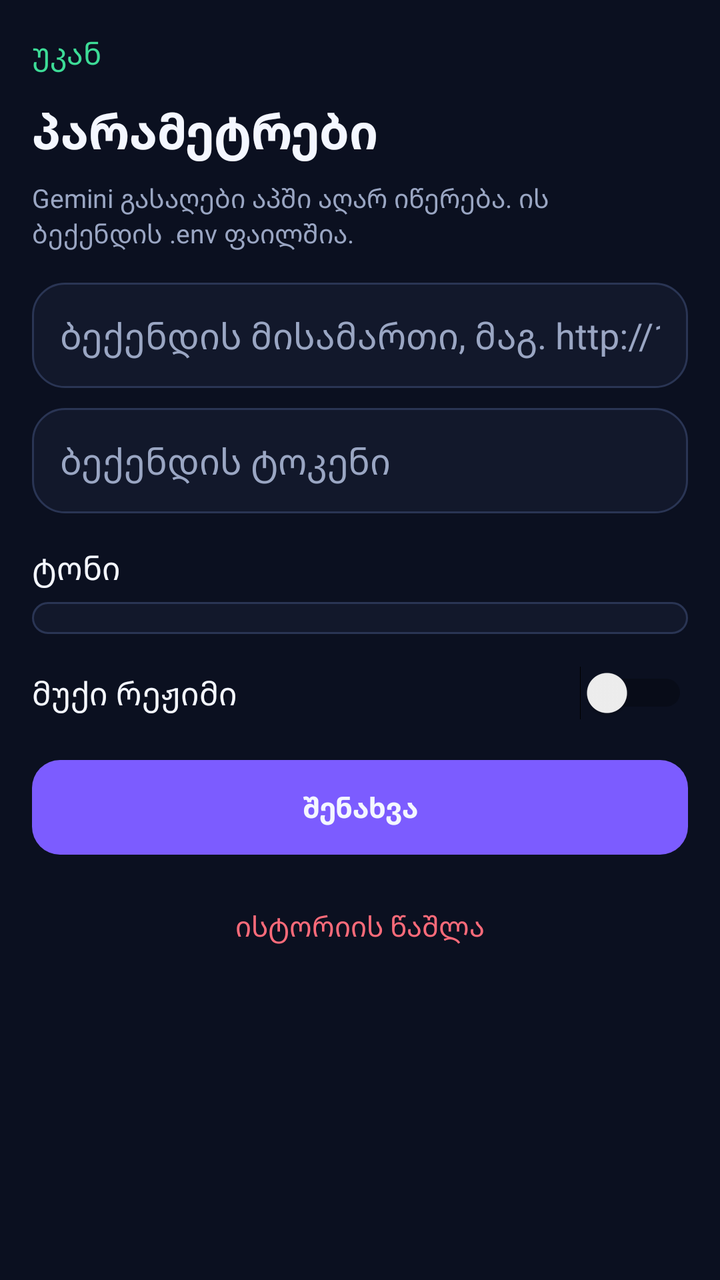
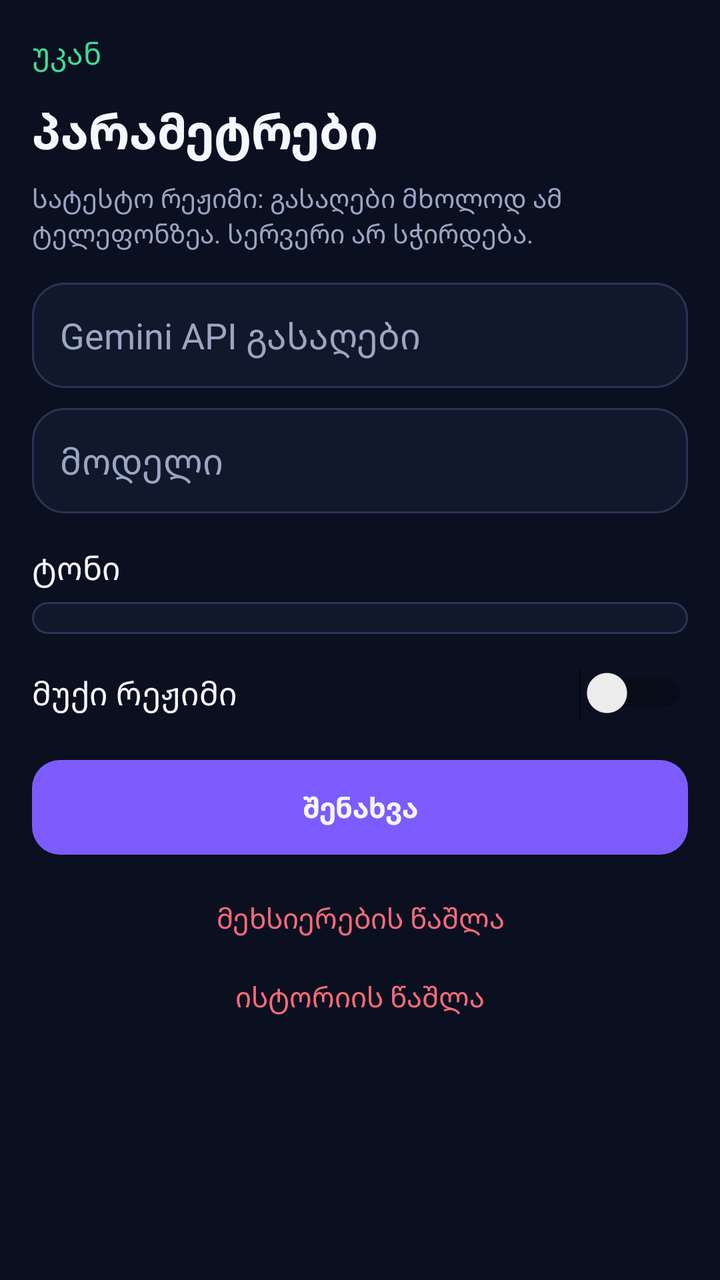

Compare the two renders of this Android layout. The source of the first and the diff that turns it into the second are given below.
<!-- AndroidManifest.xml: application theme AppTheme -->
<!-- res/layout/activity_settings.xml -->
<?xml version="1.0" encoding="utf-8"?>
<ScrollView xmlns:android="http://schemas.android.com/apk/res/android"
    android:layout_width="match_parent"
    android:layout_height="match_parent"
    android:background="@color/bg">

    <LinearLayout
        android:layout_width="match_parent"
        android:layout_height="wrap_content"
        android:orientation="vertical"
        android:padding="16dp">

        <TextView
            android:id="@+id/settings_back"
            android:layout_width="wrap_content"
            android:layout_height="wrap_content"
            android:paddingBottom="12dp"
            android:text="უკან"
            android:textColor="@color/accent_2"
            android:textSize="15sp" />

        <TextView
            android:layout_width="wrap_content"
            android:layout_height="wrap_content"
            android:text="პარამეტრები"
            android:textColor="@color/text"
            android:textSize="24sp"
            android:textStyle="bold" />

        <TextView
            android:layout_width="match_parent"
            android:layout_height="wrap_content"
            android:layout_marginTop="8dp"
            android:text="Gemini გასაღები აპში აღარ იწერება. ის ბექენდის .env ფაილშია."
            android:textColor="@color/muted"
            android:textSize="13sp" />

        <EditText
            android:id="@+id/backend_url"
            android:layout_width="match_parent"
            android:layout_height="wrap_content"
            android:layout_marginTop="16dp"
            android:background="@drawable/bg_input"
            android:hint="ბექენდის მისამართი, მაგ. http://10.0.2.2:8000"
            android:importantForAutofill="no"
            android:inputType="textUri"
            android:padding="14dp"
            android:textColor="@color/text"
            android:textColorHint="@color/muted" />

        <EditText
            android:id="@+id/backend_token"
            android:layout_width="match_parent"
            android:layout_height="wrap_content"
            android:layout_marginTop="10dp"
            android:background="@drawable/bg_input"
            android:hint="ბექენდის ტოკენი"
            android:importantForAutofill="no"
            android:inputType="textPassword"
            android:padding="14dp"
            android:textColor="@color/text"
            android:textColorHint="@color/muted" />

        <TextView
            android:layout_width="wrap_content"
            android:layout_height="wrap_content"
            android:layout_marginTop="16dp"
            android:text="ტონი"
            android:textColor="@color/text"
            android:textSize="16sp" />

        <Spinner
            android:id="@+id/tone_spinner"
            android:layout_width="match_parent"
            android:layout_height="wrap_content"
            android:layout_marginTop="6dp"
            android:background="@drawable/bg_input"
            android:padding="8dp" />

        <LinearLayout
            android:layout_width="match_parent"
            android:layout_height="wrap_content"
            android:layout_marginTop="16dp"
            android:gravity="center_vertical"
            android:orientation="horizontal">

            <TextView
                android:layout_width="0dp"
                android:layout_height="wrap_content"
                android:layout_weight="1"
                android:text="მუქი რეჟიმი"
                android:textColor="@color/text"
                android:textSize="16sp" />

            <Switch
                android:id="@+id/dark_switch"
                android:layout_width="wrap_content"
                android:layout_height="wrap_content" />
        </LinearLayout>

        <TextView
            android:id="@+id/save_settings"
            android:layout_width="match_parent"
            android:layout_height="wrap_content"
            android:layout_marginTop="20dp"
            android:background="@drawable/bg_send"
            android:gravity="center"
            android:padding="14dp"
            android:text="შენახვა"
            android:textColor="@color/text"
            android:textStyle="bold" />

        <TextView
            android:id="@+id/clear_history"
            android:layout_width="match_parent"
            android:layout_height="wrap_content"
            android:layout_marginTop="12dp"
            android:gravity="center"
            android:padding="14dp"
            android:text="ისტორიის წაშლა"
            android:textColor="@color/danger" />
    </LinearLayout>
</ScrollView>
<!-- resources referenced by this layout -->
<resources>
  <color name="accent_2">#3DDC97</color>
  <color name="bg">#0B1020</color>
  <color name="danger">#FF6B7A</color>
  <color name="muted">#9AA6C3</color>
  <color name="text">#F4F7FF</color>
  <!-- drawable bg_input (drawable) -->
  <?xml version="1.0" encoding="utf-8"?>
  <shape xmlns:android="http://schemas.android.com/apk/res/android" android:shape="rectangle">
      <solid android:color="@color/bg_soft" />
      <corners android:radius="16dp" />
      <stroke android:width="1dp" android:color="@color/line" />
  </shape>
  <!-- drawable bg_send (drawable) -->
  <?xml version="1.0" encoding="utf-8"?>
  <shape xmlns:android="http://schemas.android.com/apk/res/android" android:shape="rectangle">
      <solid android:color="@color/accent" />
      <corners android:radius="14dp" />
  </shape>
  <style name="AppTheme" parent="Theme.MaterialComponents.DayNight.NoActionBar">
          <item name="colorPrimary">@color/accent</item>
          <item name="colorPrimaryVariant">@color/accent</item>
          <item name="colorSecondary">@color/accent_2</item>
          <item name="android:statusBarColor">@color/bg</item>
          <item name="android:navigationBarColor">@color/bg</item>
          <item name="android:windowBackground">@color/bg</item>
          <item name="android:textColor">@color/text</item>
      </style>
  <color name="bg_soft">#12182B</color>
  <color name="line">#2A3554</color>
  <color name="accent">#7C5CFF</color>
</resources>

<!-- the commit's change to res/layout/activity_settings.xml (unified diff, before → after) -->
@@ -3,121 +3,20 @@
     android:layout_width="match_parent"
     android:layout_height="match_parent"
     android:background="@color/bg">
-
-    <LinearLayout
-        android:layout_width="match_parent"
-        android:layout_height="wrap_content"
-        android:orientation="vertical"
-        android:padding="16dp">
-
-        <TextView
-            android:id="@+id/settings_back"
-            android:layout_width="wrap_content"
-            android:layout_height="wrap_content"
-            android:paddingBottom="12dp"
-            android:text="უკან"
-            android:textColor="@color/accent_2"
-            android:textSize="15sp" />
-
-        <TextView
-            android:layout_width="wrap_content"
-            android:layout_height="wrap_content"
-            android:text="პარამეტრები"
-            android:textColor="@color/text"
-            android:textSize="24sp"
-            android:textStyle="bold" />
-
-        <TextView
-            android:layout_width="match_parent"
-            android:layout_height="wrap_content"
-            android:layout_marginTop="8dp"
-            android:text="Gemini გასაღები აპში აღარ იწერება. ის ბექენდის .env ფაილშია."
-            android:textColor="@color/muted"
-            android:textSize="13sp" />
-
-        <EditText
-            android:id="@+id/backend_url"
-            android:layout_width="match_parent"
-            android:layout_height="wrap_content"
-            android:layout_marginTop="16dp"
-            android:background="@drawable/bg_input"
-            android:hint="ბექენდის მისამართი, მაგ. http://10.0.2.2:8000"
-            android:importantForAutofill="no"
-            android:inputType="textUri"
-            android:padding="14dp"
-            android:textColor="@color/text"
-            android:textColorHint="@color/muted" />
-
-        <EditText
-            android:id="@+id/backend_token"
-            android:layout_width="match_parent"
-            android:layout_height="wrap_content"
-            android:layout_marginTop="10dp"
-            android:background="@drawable/bg_input"
-            android:hint="ბექენდის ტოკენი"
-            android:importantForAutofill="no"
-            android:inputType="textPassword"
-            android:padding="14dp"
-            android:textColor="@color/text"
-            android:textColorHint="@color/muted" />
-
-        <TextView
-            android:layout_width="wrap_content"
-            android:layout_height="wrap_content"
-            android:layout_marginTop="16dp"
-            android:text="ტონი"
-            android:textColor="@color/text"
-            android:textSize="16sp" />
-
-        <Spinner
-            android:id="@+id/tone_spinner"
-            android:layout_width="match_parent"
-            android:layout_height="wrap_content"
-            android:layout_marginTop="6dp"
-            android:background="@drawable/bg_input"
-            android:padding="8dp" />
-
-        <LinearLayout
-            android:layout_width="match_parent"
-            android:layout_height="wrap_content"
-            android:layout_marginTop="16dp"
-            android:gravity="center_vertical"
-            android:orientation="horizontal">
-
-            <TextView
-                android:layout_width="0dp"
-                android:layout_height="wrap_content"
-                android:layout_weight="1"
-                android:text="მუქი რეჟიმი"
-                android:textColor="@color/text"
-                android:textSize="16sp" />
-
-            <Switch
-                android:id="@+id/dark_switch"
-                android:layout_width="wrap_content"
-                android:layout_height="wrap_content" />
+    <LinearLayout android:layout_width="match_parent" android:layout_height="wrap_content" android:orientation="vertical" android:padding="16dp">
+        <TextView android:id="@+id/settings_back" android:layout_width="wrap_content" android:layout_height="wrap_content" android:paddingBottom="12dp" android:text="უკან" android:textColor="@color/accent_2" android:textSize="15sp" />
+        <TextView android:layout_width="wrap_content" android:layout_height="wrap_content" android:text="პარამეტრები" android:textColor="@color/text" android:textSize="24sp" android:textStyle="bold" />
+        <TextView android:layout_width="match_parent" android:layout_height="wrap_content" android:layout_marginTop="8dp" android:text="სატესტო რეჟიმი: გასაღები მხოლოდ ამ ტელეფონზეა. სერვერი არ სჭირდება." android:textColor="@color/muted" android:textSize="13sp" />
+        <EditText android:id="@+id/api_key" android:layout_width="match_parent" android:layout_height="wrap_content" android:layout_marginTop="16dp" android:background="@drawable/bg_input" android:hint="Gemini API გასაღები" android:importantForAutofill="no" android:inputType="textPassword" android:padding="14dp" android:textColor="@color/text" android:textColorHint="@color/muted" />
+        <EditText android:id="@+id/model_name" android:layout_width="match_parent" android:layout_height="wrap_content" android:layout_marginTop="10dp" android:background="@drawable/bg_input" android:hint="მოდელი" android:importantForAutofill="no" android:inputType="text" android:padding="14dp" android:textColor="@color/text" android:textColorHint="@color/muted" />
+        <TextView android:layout_width="wrap_content" android:layout_height="wrap_content" android:layout_marginTop="16dp" android:text="ტონი" android:textColor="@color/text" android:textSize="16sp" />
+        <Spinner android:id="@+id/tone_spinner" android:layout_width="match_parent" android:layout_height="wrap_content" android:layout_marginTop="6dp" android:background="@drawable/bg_input" android:padding="8dp" />
+        <LinearLayout android:layout_width="match_parent" android:layout_height="wrap_content" android:layout_marginTop="16dp" android:gravity="center_vertical" android:orientation="horizontal">
+            <TextView android:layout_width="0dp" android:layout_height="wrap_content" android:layout_weight="1" android:text="მუქი რეჟიმი" android:textColor="@color/text" android:textSize="16sp" />
+            <Switch android:id="@+id/dark_switch" android:layout_width="wrap_content" android:layout_height="wrap_content" />
         </LinearLayout>
-
-        <TextView
-            android:id="@+id/save_settings"
-            android:layout_width="match_parent"
-            android:layout_height="wrap_content"
-            android:layout_marginTop="20dp"
-            android:background="@drawable/bg_send"
-            android:gravity="center"
-            android:padding="14dp"
-            android:text="შენახვა"
-            android:textColor="@color/text"
-            android:textStyle="bold" />
-
-        <TextView
-            android:id="@+id/clear_history"
-            android:layout_width="match_parent"
-            android:layout_height="wrap_content"
-            android:layout_marginTop="12dp"
-            android:gravity="center"
-            android:padding="14dp"
-            android:text="ისტორიის წაშლა"
-            android:textColor="@color/danger" />
+        <TextView android:id="@+id/save_settings" android:layout_width="match_parent" android:layout_height="wrap_content" android:layout_marginTop="20dp" android:background="@drawable/bg_send" android:gravity="center" android:padding="14dp" android:text="შენახვა" android:textColor="@color/text" android:textStyle="bold" />
+        <TextView android:id="@+id/clear_memory" android:layout_width="match_parent" android:layout_height="wrap_content" android:layout_marginTop="12dp" android:gravity="center" android:padding="10dp" android:text="მეხსიერების წაშლა" android:textColor="@color/danger" />
+        <TextView android:id="@+id/clear_history" android:layout_width="match_parent" android:layout_height="wrap_content" android:gravity="center" android:padding="10dp" android:text="ისტორიის წაშლა" android:textColor="@color/danger" />
     </LinearLayout>
 </ScrollView>
